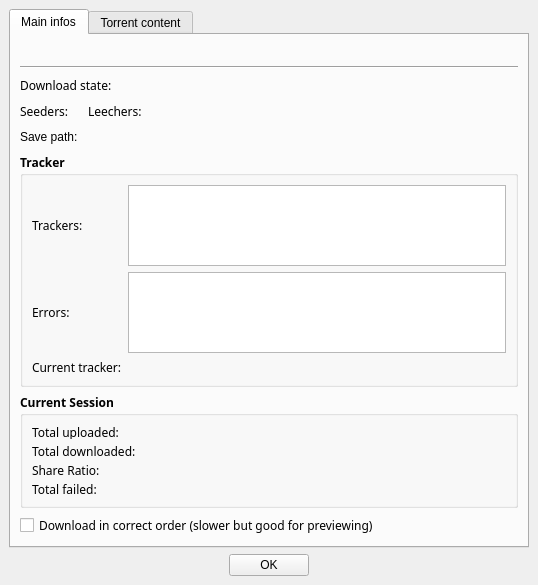
This is src/properties.ui in SysAdminDoc/qBittorrent-Vanced as Qt 5 draws it before an edit. The edited form follows.
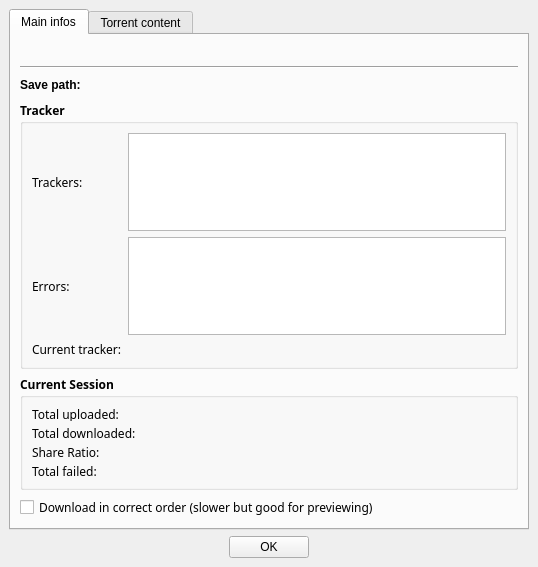
This is the edited form.

Commit message: - Based on libtorrent v0.12 (still unreleased, use libtorrent cvs) - Added Peer Exchange (PeX) - Display number of complete/incomplete sources in download list for each torrent - Updated version to v0.9.0beta1

What changed in the file:
```diff
--- a/src/properties.ui
+++ b/src/properties.ui
@@ -6,7 +6,7 @@
     <x>0</x>
     <y>0</y>
     <width>538</width>
-    <height>585</height>
+    <height>567</height>
    </rect>
   </property>
   <property name="windowTitle" >
@@ -77,137 +77,6 @@
          <property name="spacing" >
           <number>6</number>
          </property>
-         <item>
-          <layout class="QHBoxLayout" >
-           <property name="margin" >
-            <number>0</number>
-           </property>
-           <property name="spacing" >
-            <number>6</number>
-           </property>
-           <item>
-            <widget class="QLabel" name="label" >
-             <property name="font" >
-              <font>
-               <family>Sans Serif</family>
-               <pointsize>9</pointsize>
-               <weight>50</weight>
-               <italic>false</italic>
-               <bold>false</bold>
-               <underline>false</underline>
-               <strikeout>false</strikeout>
-              </font>
-             </property>
-             <property name="text" >
-              <string>Download state:</string>
-             </property>
-            </widget>
-           </item>
-           <item>
-            <layout class="QHBoxLayout" >
-             <property name="margin" >
-              <number>0</number>
-             </property>
-             <property name="spacing" >
-              <number>6</number>
-             </property>
-             <item>
-              <widget class="QLabel" name="dlState" >
-               <property name="text" >
-                <string/>
-               </property>
-              </widget>
-             </item>
-             <item>
-              <spacer>
-               <property name="orientation" >
-                <enum>Qt::Horizontal</enum>
-               </property>
-               <property name="sizeHint" >
-                <size>
-                 <width>111</width>
-                 <height>20</height>
-                </size>
-               </property>
-              </spacer>
-             </item>
-            </layout>
-           </item>
-          </layout>
-         </item>
-         <item>
-          <layout class="QHBoxLayout" >
-           <property name="margin" >
-            <number>0</number>
-           </property>
-           <property name="spacing" >
-            <number>6</number>
-           </property>
-           <item>
-            <widget class="QLabel" name="lbl_seeds" >
-             <property name="font" >
-              <font>
-               <family>Sans Serif</family>
-               <pointsize>9</pointsize>
-               <weight>50</weight>
-               <italic>false</italic>
-               <bold>false</bold>
-               <underline>false</underline>
-               <strikeout>false</strikeout>
-              </font>
-             </property>
-             <property name="text" >
-              <string>Seeders:</string>
-             </property>
-            </widget>
-           </item>
-           <item>
-            <widget class="QLabel" name="nbSeeds" >
-             <property name="text" >
-              <string/>
-             </property>
-            </widget>
-           </item>
-           <item>
-            <widget class="QLabel" name="lbl_leechers" >
-             <property name="font" >
-              <font>
-               <family>Sans Serif</family>
-               <pointsize>9</pointsize>
-               <weight>50</weight>
-               <italic>false</italic>
-               <bold>false</bold>
-               <underline>false</underline>
-               <strikeout>false</strikeout>
-              </font>
-             </property>
-             <property name="text" >
-              <string>Leechers:</string>
-             </property>
-            </widget>
-           </item>
-           <item>
-            <widget class="QLabel" name="nbLeechers" >
-             <property name="text" >
-              <string/>
-             </property>
-            </widget>
-           </item>
-           <item>
-            <spacer>
-             <property name="orientation" >
-              <enum>Qt::Horizontal</enum>
-             </property>
-             <property name="sizeHint" >
-              <size>
-               <width>40</width>
-               <height>20</height>
-              </size>
-             </property>
-            </spacer>
-           </item>
-          </layout>
-         </item>
          <item>
           <layout class="QHBoxLayout" >
            <property name="margin" >
@@ -218,6 +87,12 @@
            </property>
            <item>
             <widget class="QLabel" name="savePath_lbl" >
+             <property name="font" >
+              <font>
+               <weight>75</weight>
+               <bold>true</bold>
+              </font>
+             </property>
              <property name="text" >
               <string>Save path:</string>
              </property>
```
The commit also changes 7 other files.
